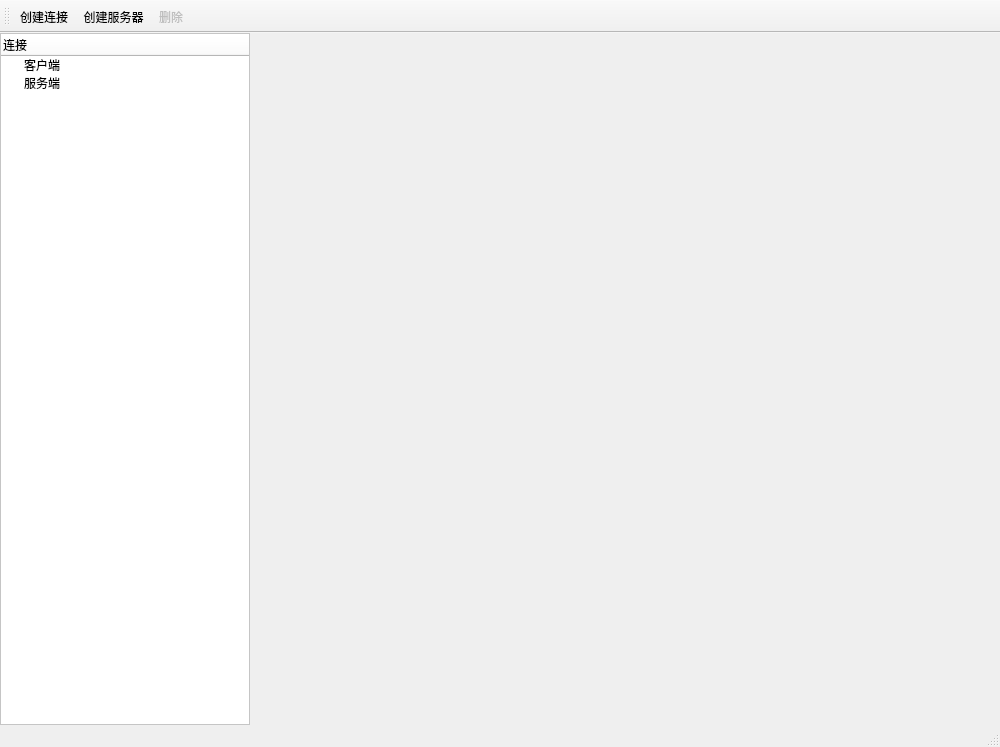
The window that mainwindow.ui (magicdam/MagicSocketDebugger) describes before a commit, drawn with Qt 5.
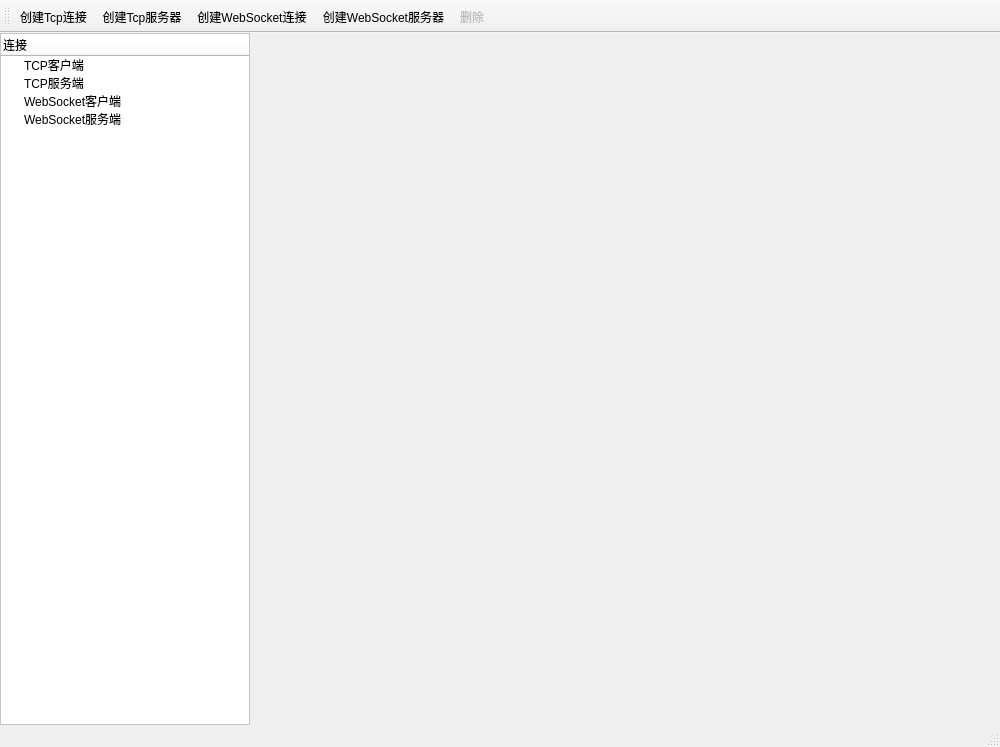
The same window after the commit.

Commit message: 增加WebSocket功能

Diff of the .ui file:
```diff
--- a/mainwindow.ui
+++ b/mainwindow.ui
@@ -17,7 +17,7 @@
    </size>
   </property>
   <property name="windowTitle">
-   <string>MagicSocketDebugger V1.1.1</string>
+   <string>MagicSocketDebugger V1.2.0</string>
   </property>
   <widget class="QWidget" name="centralWidget">
    <layout class="QGridLayout" name="gridLayout_3">
@@ -105,12 +105,22 @@
          </column>
          <item>
           <property name="text">
-           <string>客户端</string>
+           <string>TCP客户端</string>
           </property>
          </item>
          <item>
           <property name="text">
-           <string>服务端</string>
+           <string>TCP服务端</string>
+          </property>
+         </item>
+         <item>
+          <property name="text">
+           <string>WebSocket客户端</string>
+          </property>
+         </item>
+         <item>
+          <property name="text">
+           <string>WebSocket服务端</string>
           </property>
          </item>
         </widget>
@@ -158,19 +168,21 @@
    <attribute name="toolBarBreak">
     <bool>false</bool>
    </attribute>
-   <addaction name="createClient"/>
-   <addaction name="createServer"/>
+   <addaction name="createTcpClient"/>
+   <addaction name="createTcpServer"/>
+   <addaction name="createWsClient"/>
+   <addaction name="createWsServer"/>
    <addaction name="deleteConnection"/>
   </widget>
   <widget class="QStatusBar" name="statusBar"/>
-  <action name="createClient">
+  <action name="createTcpClient">
    <property name="text">
-    <string>创建连接</string>
+    <string>创建Tcp连接</string>
    </property>
   </action>
-  <action name="createServer">
+  <action name="createTcpServer">
    <property name="text">
-    <string>创建服务器</string>
+    <string>创建Tcp服务器</string>
    </property>
   </action>
   <action name="deleteConnection">
@@ -181,6 +193,16 @@
     <string>删除</string>
    </property>
   </action>
+  <action name="createWsClient">
+   <property name="text">
+    <string>创建WebSocket连接</string>
+   </property>
+  </action>
+  <action name="createWsServer">
+   <property name="text">
+    <string>创建WebSocket服务器</string>
+   </property>
+  </action>
  </widget>
  <layoutdefault spacing="6" margin="11"/>
  <resources/>
```
The commit also changes 17 other files.
